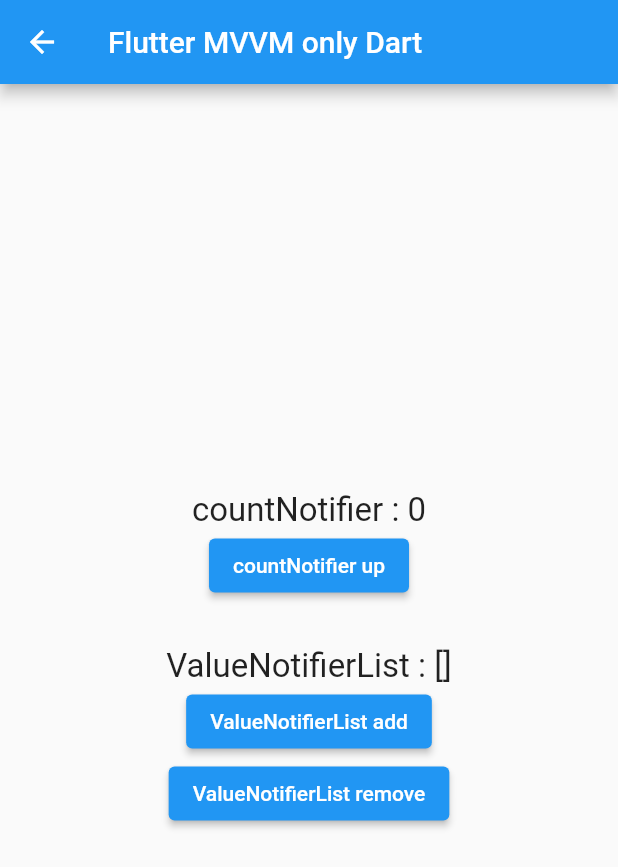
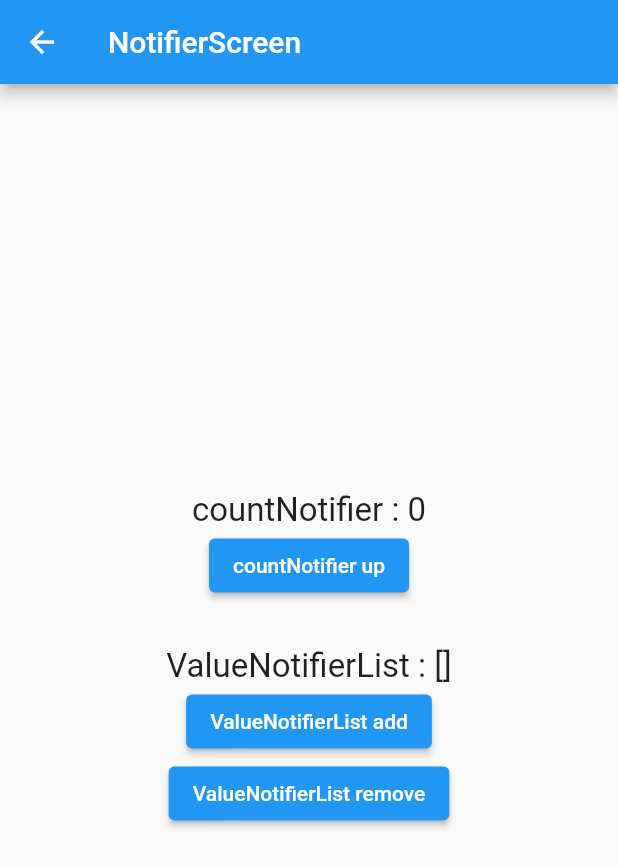
Before and after one commit to jinhan38/flutter_mvvm_dart, a Flutter app: the NotifierScreen screen opened directly, on a phone screen of 412 x 824 dp. Shown: the top 867 px of the screen. Run offline on Flutter 3.47's test engine with Material 2 defaults, Android fonts, the phone set to English and light mode, and no system bars.

Commit message:
예제 마무리

```diff
--- a/lib/notifier/notifier_screen.dart
+++ b/lib/notifier/notifier_screen.dart
@@ -15,7 +15,7 @@
   Widget build(BuildContext context) {
     return Scaffold(
       appBar: AppBar(
-        title: const Text("Flutter MVVM only Dart"),
+        title: const Text("NotifierScreen"),
       ),
       body: SizedBox(
         width: double.infinity,
```
